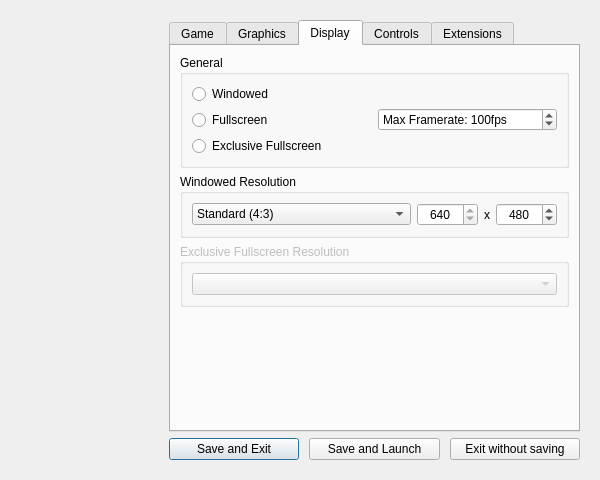
The window that CONFIG/res/maindialog.ui (isledecomp/isle-portable) describes before a commit, drawn with Qt 5.
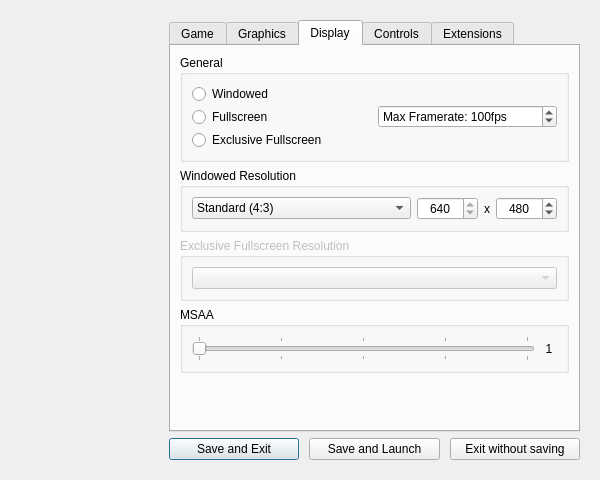
The same window after the commit. The open tabs and pages were chosen to show the change. Icons and pictures are not drawn.

Commit message: Add MSAA support

Patch:
```diff
--- a/CONFIG/res/maindialog.ui
+++ b/CONFIG/res/maindialog.ui
@@ -602,8 +602,59 @@
             <property name="title">
              <string>General</string>
             </property>
-            <layout class="QGridLayout" name="gridLayout_3">
-             <item row="0" column="1">
+            <layout class="QHBoxLayout" name="horizontalLayout_9">
+             <item>
+              <widget class="QWidget" name="fullscreenRadioContainer_2" native="true">
+               <property name="sizePolicy">
+                <sizepolicy hsizetype="Preferred" vsizetype="Fixed">
+                 <horstretch>0</horstretch>
+                 <verstretch>0</verstretch>
+                </sizepolicy>
+               </property>
+               <property name="toolTip">
+                <string>&lt;html&gt;&lt;head/&gt;&lt;body&gt;&lt;p&gt;&lt;span style=&quot; font-weight:700;&quot;&gt;Windowed:&lt;/span&gt; Runs in a window, the initial resolution of which is dictated by Windowed Resolution. &lt;/p&gt;&lt;p&gt;&lt;span style=&quot; font-weight:700;&quot;&gt;Fullscreen:&lt;/span&gt; Runs in a borderless window that consumes the entire screen. &lt;/p&gt;&lt;p&gt;&lt;span style=&quot; font-weight:700;&quot;&gt;Exclusive Fullscreen:&lt;/span&gt; Grants the app full control of the display for better performance and lower input lag. May cause slower alt-tabbing.&lt;/p&gt;&lt;/body&gt;&lt;/html&gt;</string>
+               </property>
+               <layout class="QVBoxLayout" name="fullscreenRadioContainer">
+                <property name="spacing">
+                 <number>3</number>
+                </property>
+                <property name="leftMargin">
+                 <number>0</number>
+                </property>
+                <property name="topMargin">
+                 <number>0</number>
+                </property>
+                <property name="rightMargin">
+                 <number>0</number>
+                </property>
+                <property name="bottomMargin">
+                 <number>0</number>
+                </property>
+                <item>
+                 <widget class="QRadioButton" name="windowedRadioButton">
+                  <property name="text">
+                   <string>Windowed</string>
+                  </property>
+                 </widget>
+                </item>
+                <item>
+                 <widget class="QRadioButton" name="fullscreenRadioButton">
+                  <property name="text">
+                   <string>Fullscreen</string>
+                  </property>
+                 </widget>
+                </item>
+                <item>
+                 <widget class="QRadioButton" name="exFullscreenRadioButton">
+                  <property name="text">
+                   <string>Exclusive Fullscreen</string>
+                  </property>
+                 </widget>
+                </item>
+               </layout>
+              </widget>
+             </item>
+             <item>
               <widget class="QSpinBox" name="framerateSpinBox">
                <property name="toolTip">
                 <string>&lt;html&gt;&lt;head/&gt;&lt;body&gt;&lt;p&gt;Maximum framerate. Values above 100fps are untested.&lt;/p&gt;&lt;/body&gt;&lt;/html&gt;</string>
@@ -622,31 +673,6 @@
                </property>
               </widget>
              </item>
-             <item row="0" column="0">
-              <layout class="QVBoxLayout" name="fullscreenRadioContainer">
-               <item>
-                <widget class="QRadioButton" name="windowedRadioButton">
-                 <property name="text">
-                  <string>Windowed</string>
-                 </property>
-                </widget>
-               </item>
-               <item>
-                <widget class="QRadioButton" name="fullscreenRadioButton">
-                 <property name="text">
-                  <string>Fullscreen</string>
-                 </property>
-                </widget>
-               </item>
-               <item>
-                <widget class="QRadioButton" name="exFullscreenRadioButton">
-                 <property name="text">
-                  <string>Exclusive Fullscreen</string>
-                 </property>
-                </widget>
-               </item>
-              </layout>
-             </item>
             </layout>
            </widget>
           </item>
@@ -781,6 +807,53 @@
             </layout>
            </widget>
           </item>
+          <item>
+           <widget class="QGroupBox" name="msaaBox">
+            <property name="title">
+             <string>MSAA</string>
+            </property>
+            <layout class="QHBoxLayout" name="horizontalLayout_3">
+             <item>
+              <widget class="QSlider" name="msaaSlider">
+               <property name="minimum">
+                <number>0</number>
+               </property>
+               <property name="maximum">
+                <number>4</number>
+               </property>
+               <property name="pageStep">
+                <number>1</number>
+               </property>
+               <property name="orientation">
+                <enum>Qt::Orientation::Horizontal</enum>
+               </property>
+               <property name="tickPosition">
+                <enum>QSlider::TickPosition::TicksBothSides</enum>
+               </property>
+               <property name="tickInterval">
+                <number>1</number>
+               </property>
+              </widget>
+             </item>
+             <item>
+              <widget class="QLabel" name="msaaNum">
+               <property name="minimumSize">
+                <size>
+                 <width>16</width>
+                 <height>0</height>
+                </size>
+               </property>
+               <property name="text">
+                <string>1</string>
+               </property>
+               <property name="alignment">
+                <set>Qt::AlignmentFlag::AlignCenter</set>
+               </property>
+              </widget>
+             </item>
+            </layout>
+           </widget>
+          </item>
           <item>
            <spacer name="verticalSpacer_4">
             <property name="orientation">
@@ -789,7 +862,7 @@
             <property name="sizeHint" stdset="0">
              <size>
               <width>20</width>
-              <height>40</height>
+              <height>0</height>
              </size>
             </property>
            </spacer>
```
Left out of the diff: 23 changed lines with no effect on the pictures. The commit also changes 4 other files.
